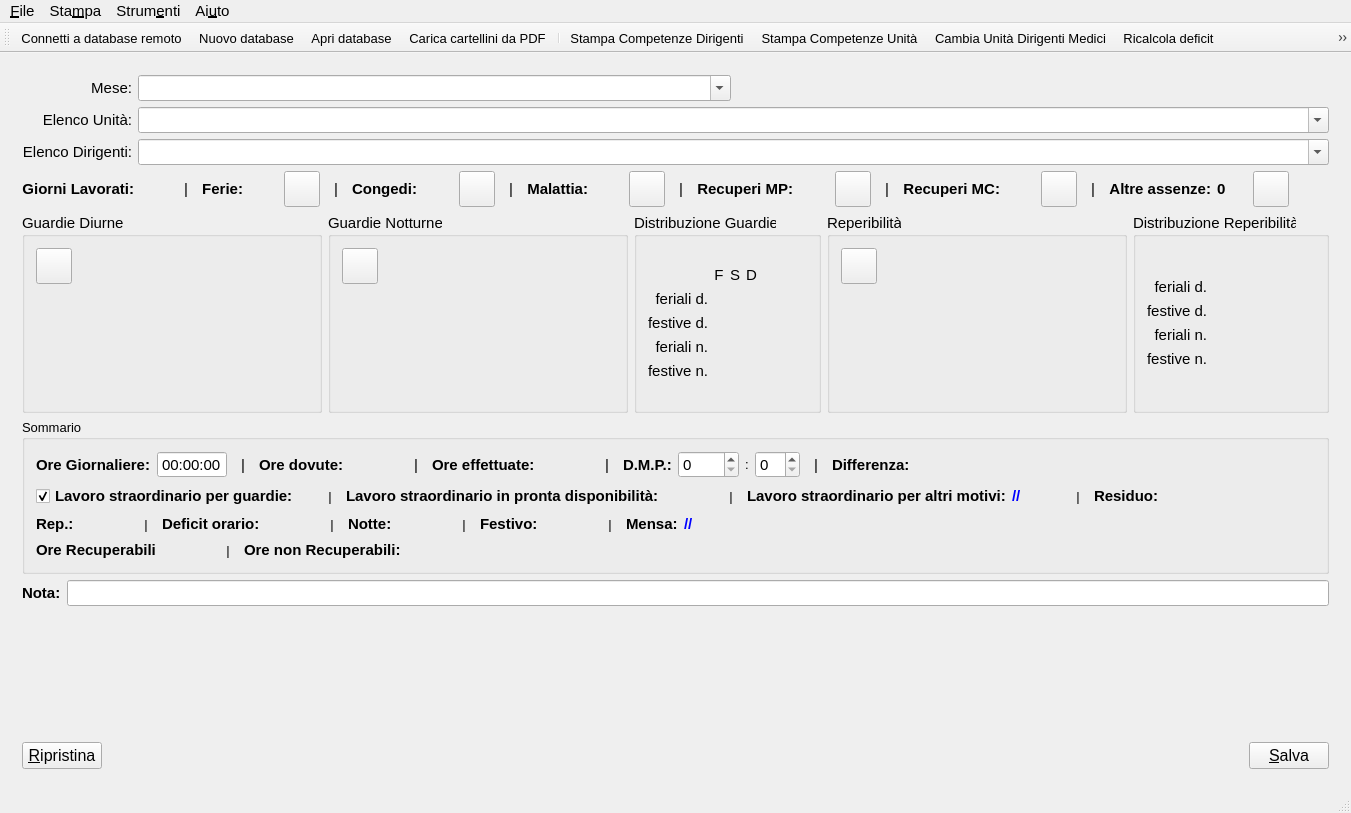
Before: the Qt Designer form mainwindow.ui in gcala/GestioneCompetenzeMedici, drawn with Qt 5.
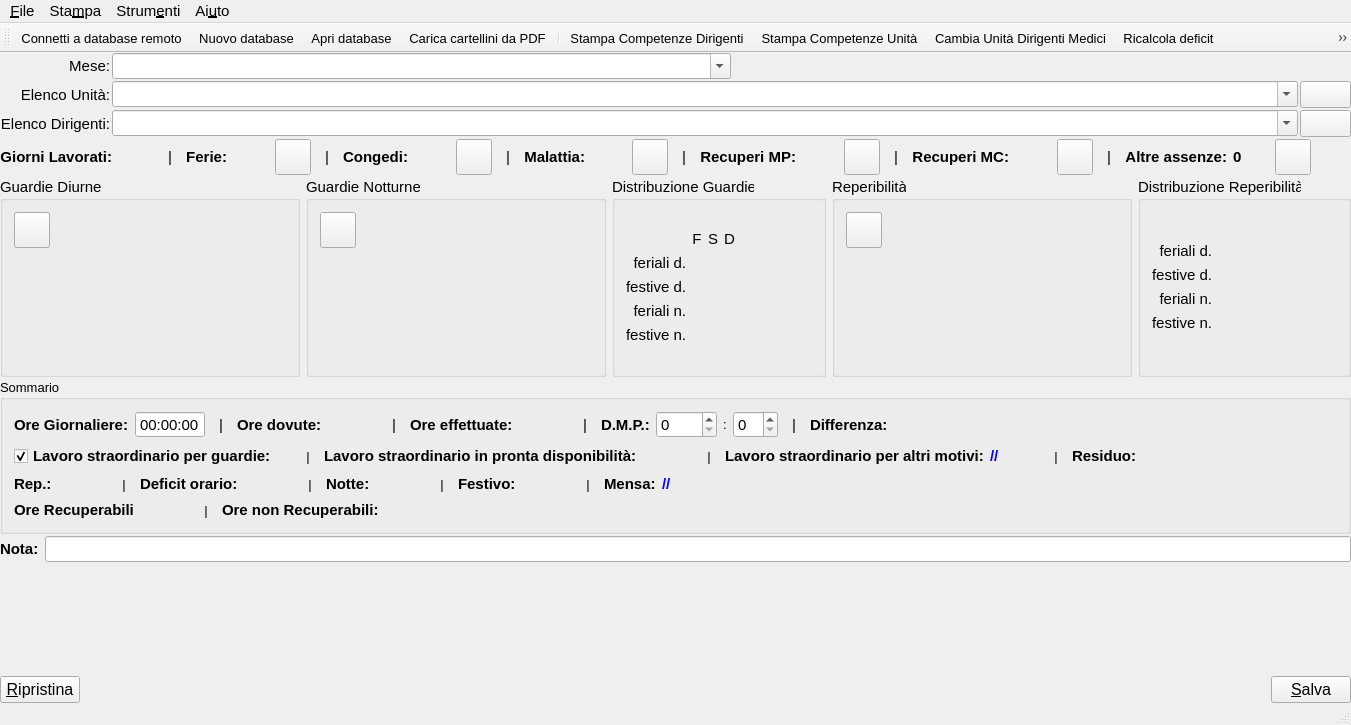
After: the same form once the commit is applied. Icons and pictures are not drawn. Custom widgets are drawn as their Qt base class.

Commit message: added manage employee dialog

What changed in the file:
```diff
--- a/mainwindow.ui
+++ b/mainwindow.ui
@@ -7,7 +7,7 @@
     <x>0</x>
     <y>0</y>
     <width>1351</width>
-    <height>813</height>
+    <height>725</height>
    </rect>
   </property>
   <property name="windowTitle">
@@ -19,6 +19,21 @@
   </property>
   <widget class="QWidget" name="centralWidget">
    <layout class="QVBoxLayout" name="verticalLayout_3">
+    <property name="spacing">
+     <number>2</number>
+    </property>
+    <property name="leftMargin">
+     <number>0</number>
+    </property>
+    <property name="topMargin">
+     <number>0</number>
+    </property>
+    <property name="rightMargin">
+     <number>0</number>
+    </property>
+    <property name="bottomMargin">
+     <number>0</number>
+    </property>
     <item>
      <widget class="QWidget" name="competenzeWidget" native="true">
       <property name="sizePolicy">
@@ -35,9 +50,27 @@
       <property name="styleSheet">
        <string notr="true">QTabWidget::tab-bar { alignment: center; }</string>
       </property>
-      <layout class="QVBoxLayout" name="verticalLayout_6">
+      <layout class="QVBoxLayout" name="verticalLayout">
+       <property name="spacing">
+        <number>2</number>
+       </property>
+       <property name="leftMargin">
+        <number>0</number>
+       </property>
+       <property name="topMargin">
+        <number>0</number>
+       </property>
+       <property name="rightMargin">
+        <number>0</number>
+       </property>
+       <property name="bottomMargin">
+        <number>0</number>
+       </property>
        <item>
-        <layout class="QGridLayout" name="gridLayout_3">
+        <layout class="QGridLayout" name="gridLayout">
+         <property name="spacing">
+          <number>2</number>
+         </property>
          <item row="0" column="0">
           <widget class="QLabel" name="label_16">
            <property name="sizePolicy">
@@ -80,6 +113,19 @@
            </property>
           </widget>
          </item>
+         <item row="0" column="2">
+          <spacer name="horizontalSpacer_8">
+           <property name="orientation">
+            <enum>Qt::Horizontal</enum>
+           </property>
+           <property name="sizeHint" stdset="0">
+            <size>
+             <width>388</width>
+             <height>20</height>
+            </size>
+           </property>
+          </spacer>
+         </item>
          <item row="1" column="0">
           <widget class="QLabel" name="label_13">
            <property name="sizePolicy">
@@ -102,6 +148,11 @@
           </widget>
          </item>
          <item row="1" column="1" colspan="2">
+          <layout class="QHBoxLayout" name="horizontalLayout">
+           <property name="spacing">
+            <number>2</number>
+           </property>
+           <item>
           <widget class="SearchComboBox" name="unitaCompetenzeCB">
            <property name="sizePolicy">
             <sizepolicy hsizetype="MinimumExpanding" vsizetype="Fixed">
@@ -122,6 +173,19 @@
            </property>
           </widget>
          </item>
+           <item>
+            <widget class="QPushButton" name="editUnitButton">
+             <property name="text">
+              <string/>
+             </property>
+             <property name="icon">
+              <iconset resource="assets.qrc">
+               <normaloff>:/icons/document-edit.svg</normaloff>:/icons/document-edit.svg</iconset>
+             </property>
+            </widget>
+           </item>
+          </layout>
+         </item>
          <item row="2" column="0">
           <widget class="QLabel" name="label_14">
            <property name="sizePolicy">
@@ -144,6 +208,11 @@
           </widget>
          </item>
          <item row="2" column="1" colspan="2">
+          <layout class="QHBoxLayout" name="horizontalLayout_4">
+           <property name="spacing">
+            <number>2</number>
+           </property>
+           <item>
           <widget class="SearchComboBox" name="dirigentiCompetenzeCB">
            <property name="sizePolicy">
             <sizepolicy hsizetype="MinimumExpanding" vsizetype="Fixed">
@@ -164,18 +233,18 @@
            </property>
           </widget>
          </item>
-         <item row="0" column="2">
-          <spacer name="horizontalSpacer_8">
-           <property name="orientation">
-            <enum>Qt::Horizontal</enum>
-           </property>
-           <property name="sizeHint" stdset="0">
-            <size>
-             <width>388</width>
-             <height>20</height>
-            </size>
-           </property>
-          </spacer>
+           <item>
+            <widget class="QPushButton" name="editEmployeeButton">
+             <property name="text">
+              <string/>
+             </property>
+             <property name="icon">
+              <iconset resource="assets.qrc">
+               <normaloff>:/icons/document-edit.svg</normaloff>:/icons/document-edit.svg</iconset>
+             </property>
+            </widget>
+           </item>
+          </layout>
          </item>
         </layout>
        </item>
```
Lines whose indentation alone changed are shown as unchanged. The commit also changes 8 other files.
